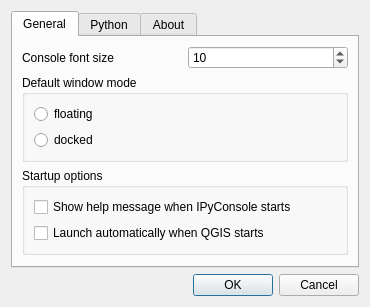
Old version of the form Ui_SettingsDialog.ui in the repository elpaso/qgis-ipythonconsole.
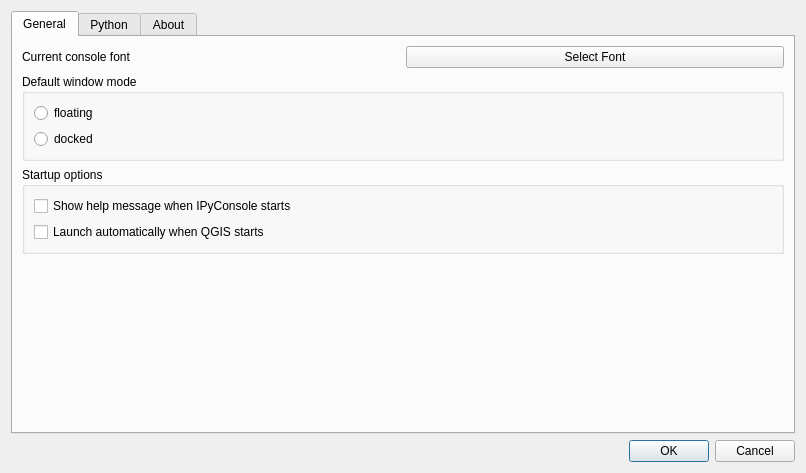
New version of the form. Icons and pictures are not drawn.

Commit message: Console font selection in settings

```diff
--- a/Ui_SettingsDialog.ui
+++ b/Ui_SettingsDialog.ui
@@ -6,8 +6,8 @@
    <rect>
     <x>0</x>
     <y>0</y>
-    <width>300</width>
-    <height>200</height>
+    <width>806</width>
+    <height>473</height>
    </rect>
   </property>
   <property name="windowTitle">
@@ -71,7 +71,21 @@
          </item>
          <item row="0" column="0">
           <layout class="QGridLayout" name="gridLayout">
-           <item row="1" column="0" colspan="2">
+           <item row="0" column="0">
+            <widget class="QLabel" name="lbl_font">
+             <property name="text">
+              <string>Current console font</string>
+             </property>
+            </widget>
+           </item>
+           <item row="0" column="1">
+            <widget class="QPushButton" name="btn_fontEdit">
+             <property name="text">
+              <string>Select Font</string>
+             </property>
+            </widget>
+           </item>
+           <item row="2" column="0" colspan="2">
             <widget class="QGroupBox" name="groupBox">
              <property name="title">
               <string>Default window mode</string>
@@ -98,26 +112,6 @@
              </layout>
             </widget>
            </item>
-           <item row="0" column="1">
-            <widget class="QSpinBox" name="fontSize">
-             <property name="minimum">
-              <number>6</number>
-             </property>
-             <property name="maximum">
-              <number>40</number>
-             </property>
-             <property name="value">
-              <number>10</number>
-             </property>
-            </widget>
-           </item>
-           <item row="0" column="0">
-            <widget class="QLabel" name="label_2">
-             <property name="text">
-              <string>Console font size</string>
-             </property>
-            </widget>
-           </item>
           </layout>
          </item>
          <item row="7" column="0">
```
The commit also changes 7 other files.
